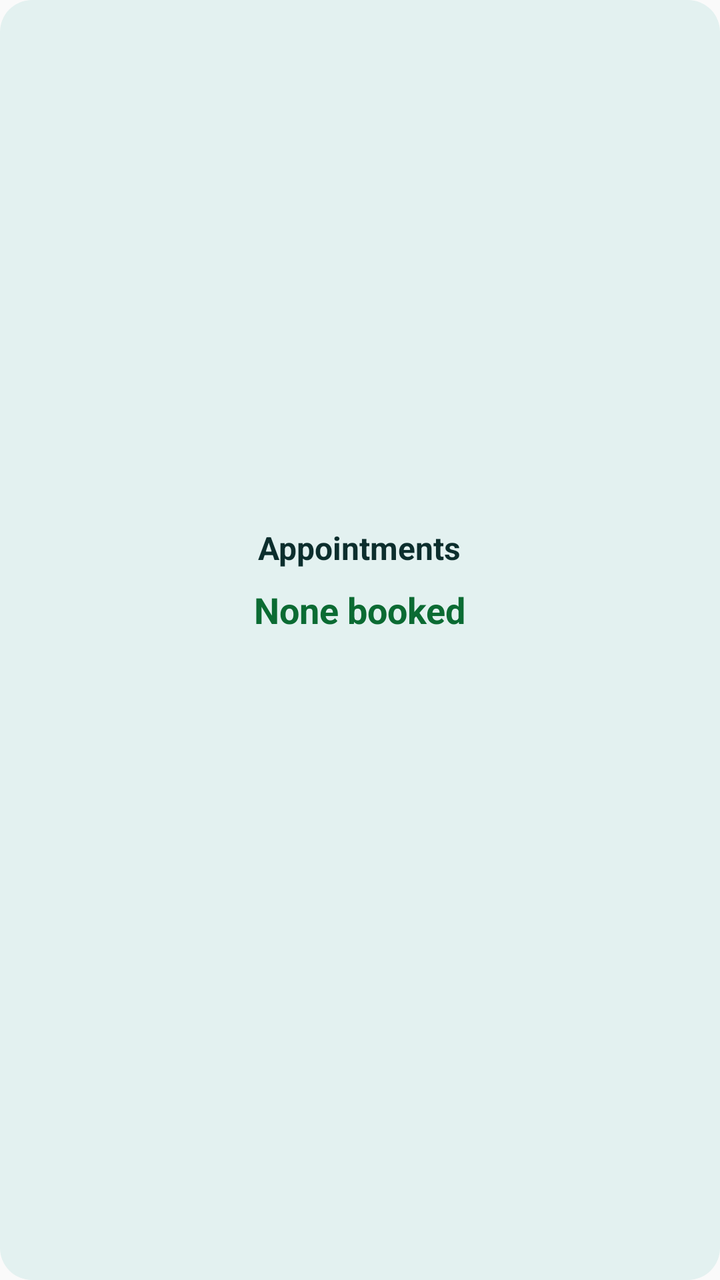
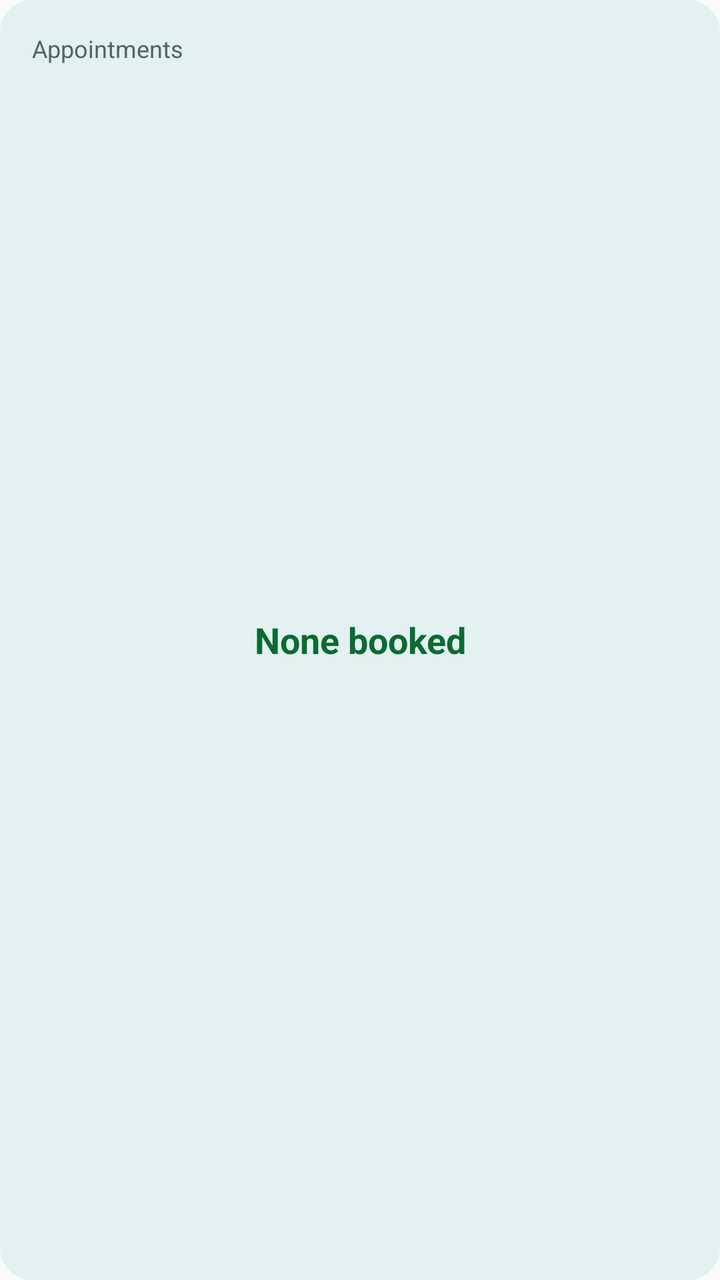

Compare the two renders of this Android layout. The source of the first and the diff that turns it into the second are given below.
<!-- AndroidManifest.xml: application theme AppTheme -->
<!-- res/layout/appointment_widget.xml -->
<?xml version="1.0" encoding="utf-8"?>
<LinearLayout xmlns:android="http://schemas.android.com/apk/res/android"
    android:id="@+id/widget_root"
    android:layout_width="match_parent"
    android:layout_height="match_parent"
    android:orientation="vertical"
    android:padding="16dp"
    android:background="@drawable/widget_background"
    android:gravity="center">

    <TextView
        android:id="@+id/widget_appt_title"
        android:layout_width="wrap_content"
        android:layout_height="wrap_content"
        android:text="Appointments"
        android:textSize="16sp"
        android:textColor="@color/widget_text_primary"
        android:textStyle="bold"
        android:maxLines="1"
        android:ellipsize="end"
        android:breakStrategy="simple" />

    <TextView
        android:id="@+id/widget_appt_count"
        android:layout_width="wrap_content"
        android:layout_height="wrap_content"
        android:layout_marginTop="8dp"
        android:text="None booked"
        android:textSize="18sp"
        android:textColor="@color/widget_good"
        android:textStyle="bold"
        android:maxLines="2"
        android:ellipsize="end"
        android:breakStrategy="simple" />

    <TextView
        android:id="@+id/widget_next_appt"
        android:layout_width="wrap_content"
        android:layout_height="wrap_content"
        android:layout_marginTop="4dp"
        android:text=""
        android:textSize="12sp"
        android:textColor="@color/widget_text_muted"
        android:maxLines="2"
        android:ellipsize="end"
        android:breakStrategy="simple" />

    
    <TextView
        android:id="@+id/widget_appt_time"
        android:layout_width="wrap_content"
        android:layout_height="wrap_content"
        android:layout_marginTop="2dp"
        android:text=""
        android:textSize="14sp"
        android:textColor="@color/widget_text_primary"
        android:maxLines="1"
        android:ellipsize="end"
        android:breakStrategy="simple" />

    <TextView
        android:id="@+id/widget_appt_location"
        android:layout_width="wrap_content"
        android:layout_height="wrap_content"
        android:layout_marginTop="2dp"
        android:text=""
        android:textSize="12sp"
        android:textColor="@color/widget_text_muted"
        android:maxLines="1"
        android:ellipsize="end"
        android:breakStrategy="simple"
        android:clickable="false"
        android:focusable="false" />
</LinearLayout>
<!-- resources referenced by this layout -->
<resources>
  <color name="widget_good">#0B6B33</color>
  <color name="widget_text_muted">#4C6664</color>
  <color name="widget_text_primary">#0C2E2D</color>
  <!-- drawable widget_background (drawable) -->
  <?xml version="1.0" encoding="utf-8"?>
  <shape xmlns:android="http://schemas.android.com/apk/res/android"
      android:shape="rectangle">
      <solid android:color="@color/widget_bg" />
      <corners android:radius="16dp" />
  </shape>
  <style name="AppTheme" parent="Theme.AppCompat.Light.DarkActionBar">
          
          <item name="colorPrimary">@color/colorPrimary</item>
          <item name="colorPrimaryDark">@color/colorPrimaryDark</item>
          <item name="colorAccent">@color/colorAccent</item>
          <item name="android:statusBarColor">@android:color/transparent</item>
          <item name="android:navigationBarColor">@android:color/transparent</item>
      </style>
  <color name="widget_bg">#E3F1F0</color>
</resources>

<!-- the commit's change to res/layout/appointment_widget.xml (unified diff, before → after) -->
@@ -1,44 +1,18 @@
 <?xml version="1.0" encoding="utf-8"?>
-<LinearLayout xmlns:android="http://schemas.android.com/apk/res/android"
+<FrameLayout xmlns:android="http://schemas.android.com/apk/res/android"
     android:id="@+id/widget_root"
     android:layout_width="match_parent"
     android:layout_height="match_parent"
-    android:orientation="vertical"
     android:padding="16dp"
-    android:background="@drawable/widget_background"
-    android:gravity="center">
+    android:background="@drawable/widget_background">
 
+    
     <TextView
         android:id="@+id/widget_appt_title"
         android:layout_width="wrap_content"
         android:layout_height="wrap_content"
+        android:layout_gravity="top|start"
         android:text="Appointments"
-        android:textSize="16sp"
-        android:textColor="@color/widget_text_primary"
-        android:textStyle="bold"
-        android:maxLines="1"
-        android:ellipsize="end"
-        android:breakStrategy="simple" />
-
-    <TextView
-        android:id="@+id/widget_appt_count"
-        android:layout_width="wrap_content"
-        android:layout_height="wrap_content"
-        android:layout_marginTop="8dp"
-        android:text="None booked"
-        android:textSize="18sp"
-        android:textColor="@color/widget_good"
-        android:textStyle="bold"
-        android:maxLines="2"
-        android:ellipsize="end"
-        android:breakStrategy="simple" />
-
-    <TextView
-        android:id="@+id/widget_next_appt"
-        android:layout_width="wrap_content"
-        android:layout_height="wrap_content"
-        android:layout_marginTop="4dp"
-        android:text=""
         android:textSize="12sp"
         android:textColor="@color/widget_text_muted"
         android:maxLines="2"
@@ -47,10 +21,46 @@
 
     
     <TextView
+        android:id="@+id/widget_appt_count"
+        android:layout_width="match_parent"
+        android:layout_height="wrap_content"
+        android:layout_gravity="center"
+        android:gravity="center"
+        android:text="None booked"
+        android:textSize="18sp"
+        android:textColor="@color/widget_good"
+        android:textStyle="bold"
+        android:maxLines="2"
+        android:ellipsize="end"
+        android:breakStrategy="simple"
+        android:autoSizeTextType="uniform"
+        android:autoSizeMaxTextSize="18sp"
+        android:autoSizeMinTextSize="12sp"
+        android:autoSizeStepGranularity="1sp" />
+
+    
+    <TextView
+        android:id="@+id/widget_next_appt"
+        android:layout_width="match_parent"
+        android:layout_height="wrap_content"
+        android:layout_gravity="bottom|center_horizontal"
+        android:gravity="center"
+        android:layout_marginBottom="42dp"
+        android:text=""
+        android:textSize="12sp"
+        android:textColor="@color/widget_text_primary"
+        android:maxLines="2"
+        android:ellipsize="end"
+        android:breakStrategy="simple" />
+
+    
+    <TextView
         android:id="@+id/widget_appt_time"
-        android:layout_width="wrap_content"
+        android:layout_width="match_parent"
         android:layout_height="wrap_content"
-        android:layout_marginTop="2dp"
+        android:layout_gravity="bottom|center_horizontal"
+        android:gravity="center"
+        android:layout_marginBottom="20dp"
         android:text=""
         android:textSize="14sp"
         android:textColor="@color/widget_text_primary"
@@ -60,9 +70,10 @@
 
     <TextView
         android:id="@+id/widget_appt_location"
-        android:layout_width="wrap_content"
+        android:layout_width="match_parent"
         android:layout_height="wrap_content"
-        android:layout_marginTop="2dp"
+        android:layout_gravity="bottom|center_horizontal"
+        android:gravity="center"
         android:text=""
         android:textSize="12sp"
         android:textColor="@color/widget_text_muted"
@@ -71,4 +82,4 @@
         android:breakStrategy="simple"
         android:clickable="false"
         android:focusable="false" />
-</LinearLayout>
+</FrameLayout>
